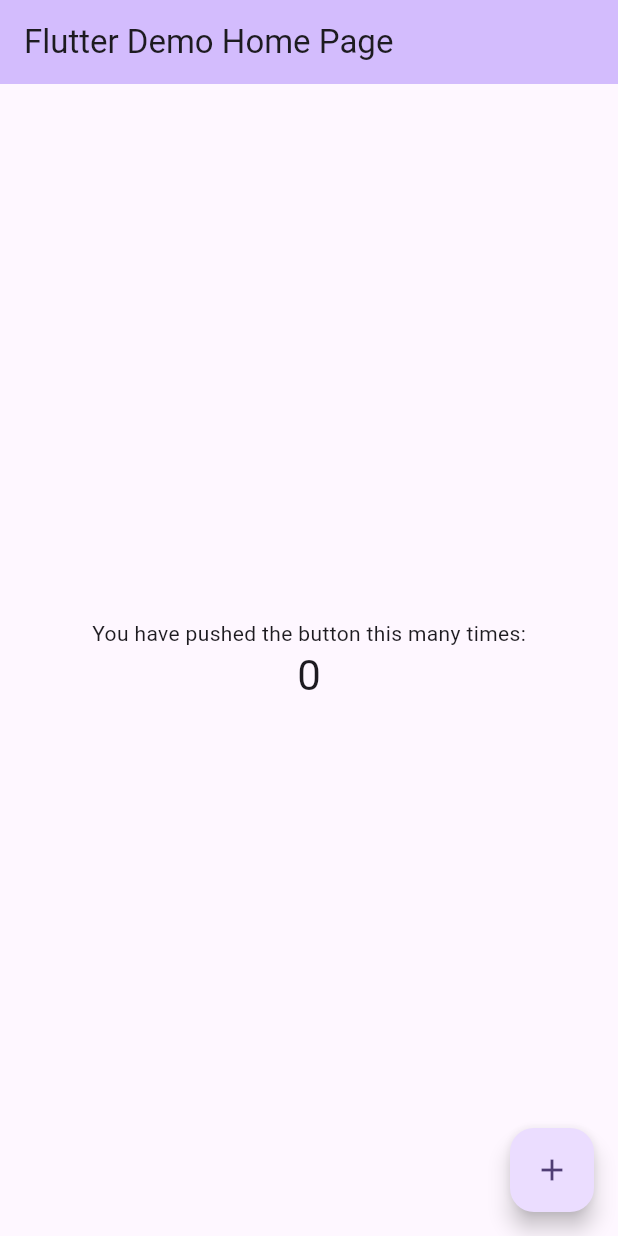
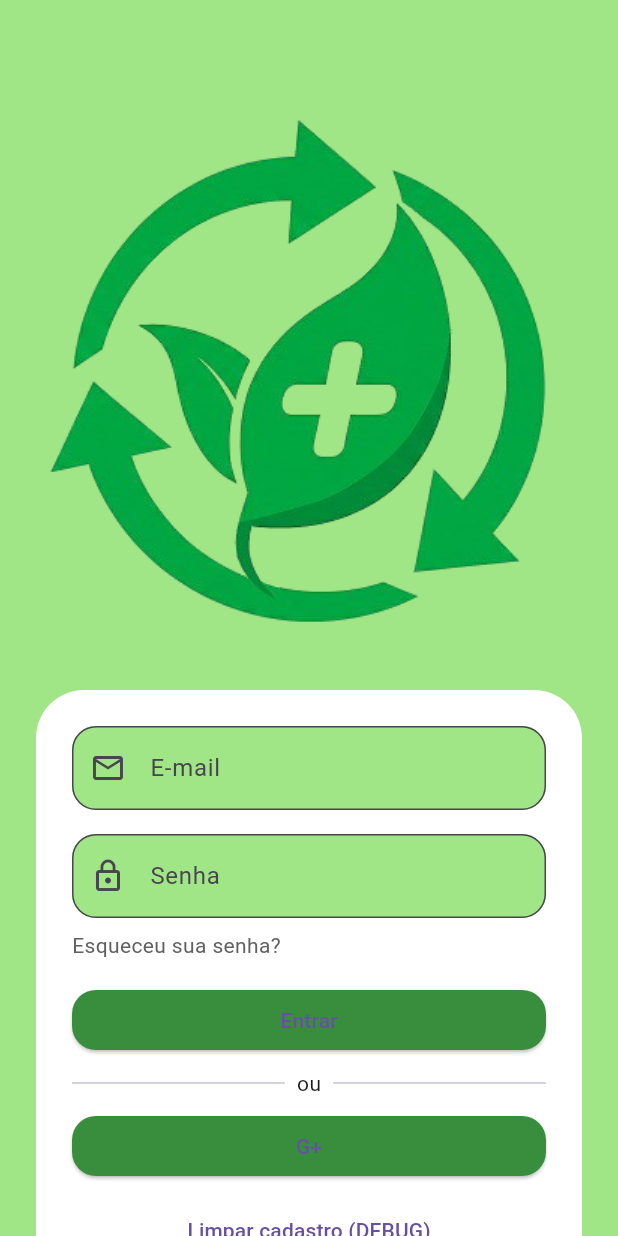
Before and after one commit to augustopdelima/reciclamais, a Flutter app: the screen it shows after launch, on a phone screen of 412 x 824 dp. Run offline on Flutter 3.47's test engine with Material 3 defaults, Android fonts, the phone set to English and light mode, and no system bars; our stand-ins replace cloud_firestore, firebase_auth, firebase_core; accounts and stored records are empty.

Commit message:
Add: Tela de login & Cadastro de Usuário e configuração do Firebase

```diff
--- /dev/null
+++ b/lib/login_screen.dart
@@ -0,0 +1,224 @@
+import 'package:flutter/material.dart';
+import 'register_screen.dart';
+import 'services/auth_service.dart';
+
+class LoginScreen extends StatefulWidget {
+  @override
+  _LoginScreenState createState() => _LoginScreenState();
+}
+
+class _LoginScreenState extends State<LoginScreen> {
+  final _formKey = GlobalKey<FormState>();
+  final _emailController = TextEditingController();
+  final _passwordController = TextEditingController();
+  final _authService = AuthService();
+  bool _isLoading = false;
+
+  Future<void> _login() async {
+    if (_formKey.currentState!.validate()) {
+      setState(() => _isLoading = true);
+      try {
+        await _authService.signInWithEmailAndPassword(
+          _emailController.text,
+          _passwordController.text,
+        );
+        // Navegue para a próxima tela após o login
+        // Navigator.pushReplacement(context, MaterialPageRoute(builder: (context) => HomeScreen()));
+      } catch (e) {
+        ScaffoldMessenger.of(context).showSnackBar(
+          SnackBar(content: Text(e.toString())),
+        );
+      } finally {
+        setState(() => _isLoading = false);
+      }
+    }
+  }
+  @override
+  Widget build(BuildContext context) {
+    return Scaffold(
+      backgroundColor: Color(0xFFA0E586),
+      body: Center(
+        child: SingleChildScrollView(
+          child: Form(
+            key: _formKey,
+            child: Column(
+              children: [
+                // Logo
+                Padding(
+                  padding: const EdgeInsets.only(top: 40.0, bottom: 20.0),
+                  child: Image.asset(
+                    'assets/logo.png',
+                    height: 400,
+                  ),
+                ),
+                // Card de login
+                Container(
+                  margin: EdgeInsets.symmetric(horizontal: 24),
+                  padding: EdgeInsets.all(24),
+                  decoration: BoxDecoration(
+                    color: Colors.white,
+                    borderRadius: BorderRadius.circular(32),
+                  ),
+                  child: Column(
+                    children: [
+                      // Campo E-mail
+                      TextFormField(
+                        controller: _emailController,
+                        decoration: InputDecoration(
+                          labelText: 'E-mail',
+                          prefixIcon: Icon(Icons.mail_outline),
+                          filled: true,
+                          fillColor: Color(0xFFA0E586),
+                          border: OutlineInputBorder(
+                            borderRadius: BorderRadius.circular(16),
+                          ),
+                        ),
+                        validator: (value) {
+                          if (value == null || value.isEmpty) {
+                            return 'Por favor, digite seu e-mail';
+                          }
+                          if (!value.contains('@')) {
+                            return 'Por favor, digite um e-mail válido';
+                          }
+                          return null;
+                        },
+                      ),
+                      SizedBox(height: 16),
+                      // Campo Senha
+                      TextFormField(
+                        controller: _passwordController,
+                        obscureText: true,
+                        decoration: InputDecoration(
+                          labelText: 'Senha',
+                          prefixIcon: Icon(Icons.lock_outline),
+                          filled: true,
+                          fillColor: Color(0xFFA0E586),
+                          border: OutlineInputBorder(
+                            borderRadius: BorderRadius.circular(16),
+                          ),
+                        ),
+                        validator: (value) {
+                          if (value == null || value.isEmpty) {
+                            return 'Por favor, digite sua senha';
+                          }
+                          if (value.length < 6) {
+                            return 'A senha deve ter pelo menos 6 caracteres';
+                          }
+                          return null;
+                        },
+                      ),
+                    SizedBox(height: 8),
+                    Align(
+                      alignment: Alignment.centerLeft,
+                      child: Text(
+                        'Esqueceu sua senha?',
+                        style: TextStyle(color: Colors.grey[700]),
+                      ),
+                    ),
+                    SizedBox(height: 16),
+                    // Botão Entrar
+                    SizedBox(
+                      width: double.infinity,
+                      child: ElevatedButton(
+                        style: ElevatedButton.styleFrom(
+                          backgroundColor: Color(0xFF388E3C),
+                          shape: RoundedRectangleBorder(
+                            borderRadius: BorderRadius.circular(16),
+                          ),
+                        ),
+                        onPressed: _isLoading ? null : _login,
+                        child: _isLoading
+                            ? SizedBox(
+                                height: 20,
+                                width: 20,
+                                child: CircularProgressIndicator(
+                                  strokeWidth: 2,
+                                  color: Colors.white,
+                                ),
+                              )
+                            : Text('Entrar'),
+                      ),
+                    ),
+                    SizedBox(height: 8),
+                    Row(
+                      children: [
+                        Expanded(child: Divider()),
+                        Padding(
+                          padding: const EdgeInsets.symmetric(horizontal: 8.0),
+                          child: Text('ou'),
+                        ),
+                        Expanded(child: Divider()),
+                      ],
+                    ),
+                    SizedBox(height: 8),
+                    // Botão Google
+                    SizedBox(
+                      width: double.infinity,
+                      child: ElevatedButton(
+                        style: ElevatedButton.styleFrom(
+                          backgroundColor: Color(0xFF388E3C),
+                          shape: RoundedRectangleBorder(
+                            borderRadius: BorderRadius.circular(16),
+                          ),
+                        ),
+                        onPressed: () {},
+                        child: Text('G+'),
+                      ),
+                    ),
+                    SizedBox(height: 8),
+                    // Botão para limpar cadastro (temporário)
+                    TextButton(
+                      onPressed: () async {
+                        try {
+                          await _authService.deleteAccount(
+                            _emailController.text,
+                            _passwordController.text,
+                          );
+                          ScaffoldMessenger.of(context).showSnackBar(
+                            SnackBar(content: Text('Conta deletada com sucesso')),
+                          );
+                        } catch (e) {
+                          ScaffoldMessenger.of(context).showSnackBar(
+                            SnackBar(content: Text(e.toString())),
+                          );
+                        }
+                      },
+                      child: Text('Limpar cadastro (DEBUG)'),
+                    ),
+                    SizedBox(height: 8),
+                    // Cadastro
+                    GestureDetector(
+                      onTap: () {
+                        Navigator.push(
+                          context,
+                          MaterialPageRoute(
+                            builder: (context) => RegisterScreen(),
+                          ),
+                        );
+                      },
+                      child: Text.rich(
+                        TextSpan(
+                          text: 'É novo por aqui? ',
+                          children: [
+                            TextSpan(
+                              text: 'Cadastre-se',
+                              style: TextStyle(
+                                color: Color(0xFF388E3C),
+                                fontWeight: FontWeight.bold,
+                              ),
+                            ),
+                          ],
+                        ),
+                      ),
+                    ),
+                  ],
+                ),
+              ),
+            ],
+          ),
+        ),
+      ),
+    ),
+  );
+  }
+}
--- a/lib/main.dart
+++ b/lib/main.dart
@@ -1,122 +1,15 @@
 import 'package:flutter/material.dart';
+import 'package:firebase_core/firebase_core.dart';
+import 'firebase_options.dart';
+import 'login_screen.dart';
 
-void main() {
-  runApp(const MyApp());
+void main() async {
+  WidgetsFlutterBinding.ensureInitialized();
+  await Firebase.initializeApp(
+    options: DefaultFirebaseOptions.currentPlatform,
+  );
+  runApp(MaterialApp(
+    home: LoginScreen(),
+    debugShowCheckedModeBanner: false,
+  ));
 }
-
-class MyApp extends StatelessWidget {
-  const MyApp({super.key});
-
-  // This widget is the root of your application.
-  @override
-  Widget build(BuildContext context) {
-    return MaterialApp(
-      title: 'Flutter Demo',
-      theme: ThemeData(
-        // This is the theme of your application.
-        //
-        // TRY THIS: Try running your application with "flutter run". You'll see
-        // the application has a purple toolbar. Then, without quitting the app,
-        // try changing the seedColor in the colorScheme below to Colors.green
-        // and then invoke "hot reload" (save your changes or press the "hot
-        // reload" button in a Flutter-supported IDE, or press "r" if you used
-        // the command line to start the app).
-        //
-        // Notice that the counter didn't reset back to zero; the application
-        // state is not lost during the reload. To reset the state, use hot
-        // restart instead.
-        //
-        // This works for code too, not just values: Most code changes can be
-        // tested with just a hot reload.
-        colorScheme: ColorScheme.fromSeed(seedColor: Colors.deepPurple),
-      ),
-      home: const MyHomePage(title: 'Flutter Demo Home Page'),
-    );
-  }
-}
-
-class MyHomePage extends StatefulWidget {
-  const MyHomePage({super.key, required this.title});
-
-  // This widget is the home page of your application. It is stateful, meaning
-  // that it has a State object (defined below) that contains fields that affect
-  // how it looks.
-
-  // This class is the configuration for the state. It holds the values (in this
-  // case the title) provided by the parent (in this case the App widget) and
-  // used by the build method of the State. Fields in a Widget subclass are
-  // always marked "final".
-
-  final String title;
-
-  @override
-  State<MyHomePage> createState() => _MyHomePageState();
-}
-
-class _MyHomePageState extends State<MyHomePage> {
-  int _counter = 0;
-
-  void _incrementCounter() {
-    setState(() {
-      // This call to setState tells the Flutter framework that something has
-      // changed in this State, which causes it to rerun the build method below
-      // so that the display can reflect the updated values. If we changed
-      // _counter without calling setState(), then the build method would not be
-      // called again, and so nothing would appear to happen.
-      _counter++;
-    });
-  }
-
-  @override
-  Widget build(BuildContext context) {
-    // This method is rerun every time setState is called, for instance as done
-    // by the _incrementCounter method above.
-    //
-    // The Flutter framework has been optimized to make rerunning build methods
-    // fast, so that you can just rebuild anything that needs updating rather
-    // than having to individually change instances of widgets.
-    return Scaffold(
-      appBar: AppBar(
-        // TRY THIS: Try changing the color here to a specific color (to
-        // Colors.amber, perhaps?) and trigger a hot reload to see the AppBar
-        // change color while the other colors stay the same.
-        backgroundColor: Theme.of(context).colorScheme.inversePrimary,
-        // Here we take the value from the MyHomePage object that was created by
-        // the App.build method, and use it to set our appbar title.
-        title: Text(widget.title),
-      ),
-      body: Center(
-        // Center is a layout widget. It takes a single child and positions it
-        // in the middle of the parent.
-        child: Column(
-          // Column is also a layout widget. It takes a list of children and
-          // arranges them vertically. By default, it sizes itself to fit its
-          // children horizontally, and tries to be as tall as its parent.
-          //
-          // Column has various properties to control how it sizes itself and
-          // how it positions its children. Here we use mainAxisAlignment to
-          // center the children vertically; the main axis here is the vertical
-          // axis because Columns are vertical (the cross axis would be
-          // horizontal).
-          //
-          // TRY THIS: Invoke "debug painting" (choose the "Toggle Debug Paint"
-          // action in the IDE, or press "p" in the console), to see the
-          // wireframe for each widget.
-          mainAxisAlignment: MainAxisAlignment.center,
-          children: <Widget>[
-            const Text('You have pushed the button this many times:'),
-            Text(
-              '$_counter',
-              style: Theme.of(context).textTheme.headlineMedium,
-            ),
-          ],
-        ),
-      ),
-      floatingActionButton: FloatingActionButton(
-        onPressed: _incrementCounter,
-        tooltip: 'Increment',
-        child: const Icon(Icons.add),
-      ), // This trailing comma makes auto-formatting nicer for build methods.
-    );
-  }
-}
```
Also changed, not shown: lib/register_screen.dart (added, +218 -0 lines), lib/services/auth_service.dart (added, +122 -0 lines), pubspec.yaml (+7 -4 lines), assets/logo.png (added), firebase.json (added), lib/firebase_options.dart (added), pubspec.lock, 5 other files.
